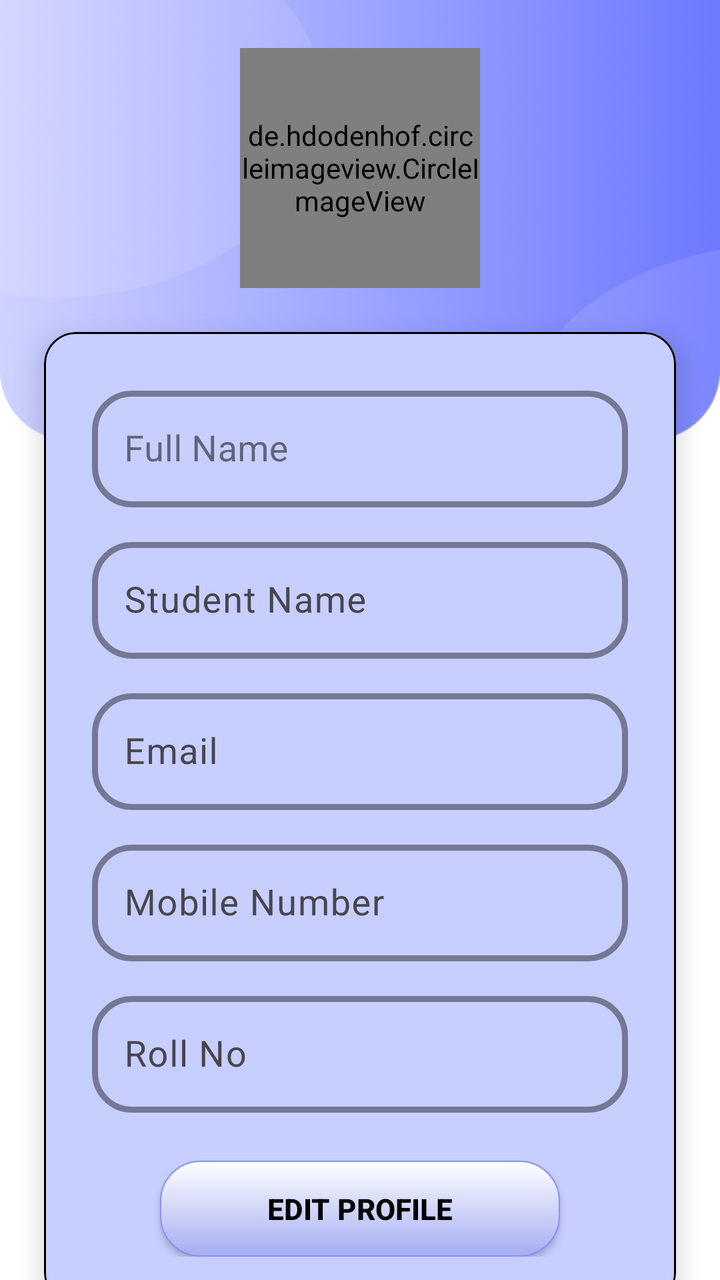
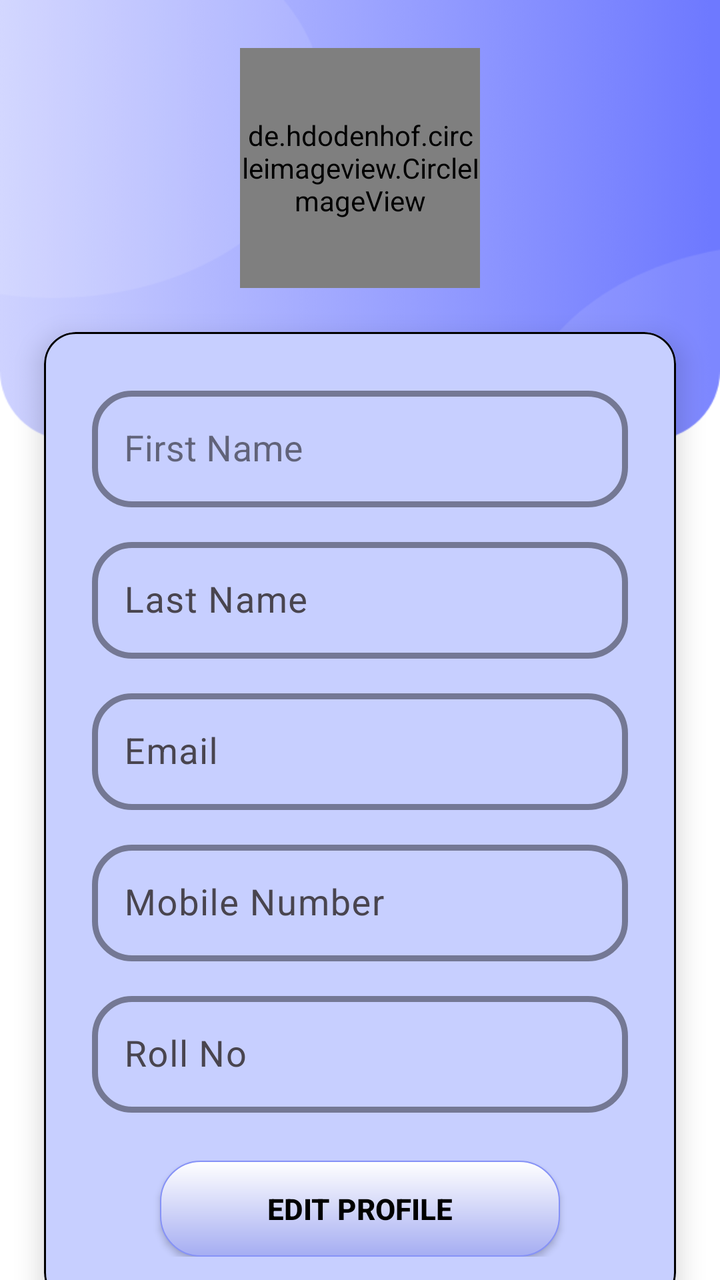

Before-and-after screenshots of an Android layout around one commit, followed by the original layout XML and the change that was made.
<!-- AndroidManifest.xml: application theme Theme.TSTAR -->
<!-- res/layout/fragment_s_profile_.xml -->
<?xml version="1.0" encoding="utf-8"?>
<androidx.constraintlayout.widget.ConstraintLayout
    xmlns:android="http://schemas.android.com/apk/res/android"
    xmlns:app="http://schemas.android.com/apk/res-auto"
    xmlns:tools="http://schemas.android.com/tools"
    android:id="@+id/profile_root"
    android:layout_width="match_parent"
    android:layout_height="match_parent"
    android:background="@color/white"
    tools:context=".STUDENTACTIVITIES.SFragment.S_Profile_Fragment">

    
    <View
        android:id="@+id/header_bg"
        android:layout_width="0dp"
        android:layout_height="220dp"
        android:background="@drawable/s_classes_top_background"
        app:layout_constraintTop_toTopOf="parent"
        app:layout_constraintStart_toStartOf="parent"
        app:layout_constraintEnd_toEndOf="parent" />

    
    <de.hdodenhof.circleimageview.CircleImageView
        android:id="@+id/ivProfilePic"
        android:layout_width="120dp"
        android:layout_height="120dp"
        android:layout_marginTop="24dp"
        android:src="@drawable/baseline_person_24"
        android:scaleType="centerCrop"
        android:background="@drawable/icon_circle_bg"
        android:clickable="true"
        android:focusable="true"
        app:civ_border_width="2dp"
        app:civ_border_color="?attr/colorPrimary"
        app:layout_constraintTop_toTopOf="parent"
        app:layout_constraintStart_toStartOf="parent"
        app:layout_constraintEnd_toEndOf="parent" />

    
    <androidx.core.widget.NestedScrollView
        android:id="@+id/profileScroll"
        android:layout_width="0dp"
        android:layout_height="0dp"
        android:fillViewport="true"
        app:layout_constraintTop_toBottomOf="@id/ivProfilePic"
        app:layout_constraintStart_toStartOf="parent"
        app:layout_constraintEnd_toEndOf="parent"
        app:layout_constraintBottom_toBottomOf="parent">

        <LinearLayout
            android:layout_width="match_parent"
            android:layout_height="wrap_content"
            android:orientation="vertical"
            android:paddingBottom="16dp"
            android:padding="6dp">

            
            <com.google.android.material.card.MaterialCardView
                android:id="@+id/cardProfile"
                android:layout_width="match_parent"
                android:layout_height="wrap_content"
                android:layout_marginStart="16dp"
                android:layout_marginEnd="16dp"
                android:layout_marginTop="16dp"
                android:backgroundTint="@color/light_lavender_for_cards"
                app:cardCornerRadius="16dp"
                app:cardElevation="8dp"
                app:strokeColor="@color/black">

                <LinearLayout
                    android:layout_width="match_parent"
                    android:layout_height="wrap_content"
                    android:orientation="vertical"
                    android:padding="24dp">

                    
                    <com.google.android.material.textfield.TextInputLayout
                        style="@style/Widget.MaterialComponents.TextInputLayout.OutlinedBox"
                        android:layout_width="match_parent"
                        android:layout_height="wrap_content"
                        app:boxStrokeColor="@color/black"
                        app:boxStrokeWidth="3dp"
                        app:boxCornerRadiusBottomEnd="20sp"
                        app:boxCornerRadiusBottomStart="20sp"
                        app:boxCornerRadiusTopEnd="20sp"
                        app:boxCornerRadiusTopStart="20sp"
                        android:hint="Full Name">

                        <com.google.android.material.textfield.TextInputEditText
                            android:id="@+id/etFullName"
                            android:layout_width="match_parent"
                            android:layout_height="wrap_content"
                            android:textSize="18sp"
                            android:textColor="@color/black"
                            android:enabled="false"
                            android:inputType="textCapWords" />
                    </com.google.android.material.textfield.TextInputLayout>

                    
                    <com.google.android.material.textfield.TextInputLayout
                        style="?attr/textInputOutlinedStyle"
                        android:layout_width="match_parent"
                        android:layout_height="wrap_content"
                        android:layout_marginTop="12dp"
                        app:boxStrokeColor="@color/black"
                        app:boxStrokeWidth="3dp"
                        app:boxCornerRadiusBottomEnd="20sp"
                        app:boxCornerRadiusBottomStart="20sp"
                        app:boxCornerRadiusTopEnd="20sp"
                        app:boxCornerRadiusTopStart="20sp"
                        android:hint="Student Name">

                        <com.google.android.material.textfield.TextInputEditText
                            android:id="@+id/etUserName"
                            android:layout_width="match_parent"
                            android:layout_height="wrap_content"
                            android:textSize="18sp"
                            android:textColor="@color/black"
                            android:enabled="false"
                            android:inputType="text" />
                    </com.google.android.material.textfield.TextInputLayout>

                    
                    <com.google.android.material.textfield.TextInputLayout
                        style="?attr/textInputOutlinedStyle"
                        android:layout_width="match_parent"
                        android:layout_height="wrap_content"
                        android:layout_marginTop="12dp"
                        app:boxStrokeColor="@color/black"
                        app:boxStrokeWidth="3dp"
                        app:boxCornerRadiusBottomEnd="20sp"
                        app:boxCornerRadiusBottomStart="20sp"
                        app:boxCornerRadiusTopEnd="20sp"
                        app:boxCornerRadiusTopStart="20sp"
                        android:hint="Email">

                        <com.google.android.material.textfield.TextInputEditText
                            android:id="@+id/etEmail"
                            android:layout_width="match_parent"
                            android:layout_height="wrap_content"
                            android:textSize="18sp"
                            android:textColor="@color/black"
                            android:enabled="false"
                            android:inputType="textEmailAddress" />
                    </com.google.android.material.textfield.TextInputLayout>

                    
                    <com.google.android.material.textfield.TextInputLayout
                        style="?attr/textInputOutlinedStyle"
                        android:layout_width="match_parent"
                        android:layout_height="wrap_content"
                        android:layout_marginTop="12dp"
                        app:boxStrokeColor="@color/black"
                        app:boxStrokeWidth="3dp"
                        app:boxCornerRadiusBottomEnd="20sp"
                        app:boxCornerRadiusBottomStart="20sp"
                        app:boxCornerRadiusTopEnd="20sp"
                        app:boxCornerRadiusTopStart="20sp"
                        android:hint="Mobile Number">

                        <com.google.android.material.textfield.TextInputEditText
                            android:id="@+id/etMobile"
                            android:layout_width="match_parent"
                            android:layout_height="wrap_content"
                            android:textSize="18sp"
                            android:textColor="@color/black"
                            android:enabled="false"
                            android:inputType="phone"
                            android:maxLength="10" />
                    </com.google.android.material.textfield.TextInputLayout>

                    
                    <com.google.android.material.textfield.TextInputLayout
                        style="?attr/textInputOutlinedStyle"
                        android:layout_width="match_parent"
                        android:layout_height="wrap_content"
                        android:layout_marginTop="12dp"
                        app:boxStrokeColor="@color/black"
                        app:boxStrokeWidth="3dp"
                        app:boxCornerRadiusBottomEnd="20sp"
                        app:boxCornerRadiusBottomStart="20sp"
                        app:boxCornerRadiusTopEnd="20sp"
                        app:boxCornerRadiusTopStart="20sp"
                        android:hint="Roll No">

                        <com.google.android.material.textfield.TextInputEditText
                            android:id="@+id/etRollNo"
                            android:layout_width="match_parent"
                            android:layout_height="wrap_content"
                            android:textSize="18sp"
                            android:textColor="@color/black"
                            android:enabled="false"
                            android:inputType="text" />
                    </com.google.android.material.textfield.TextInputLayout>

                    
                    <androidx.appcompat.widget.AppCompatButton
                        android:id="@+id/btnEditProfile"
                        android:layout_width="200dp"
                        android:layout_height="wrap_content"
                        android:layout_gravity="center"
                        android:layout_marginTop="24dp"
                        android:background="@drawable/s_btn_bg_shape"
                        android:text="Edit Profile"
                        android:textColor="@color/black"
                        android:textStyle="bold"
                        android:textSize="14.5dp"/>
                </LinearLayout>
            </com.google.android.material.card.MaterialCardView>

            
            <com.google.android.material.card.MaterialCardView
                android:id="@+id/cardAccount"
                android:layout_width="match_parent"
                android:layout_height="wrap_content"
                android:layout_marginStart="16dp"
                android:layout_marginEnd="16dp"
                android:layout_marginTop="16dp"
                android:layout_marginBottom="16dp"
                android:backgroundTint="@color/light_lavender_for_cards"
                app:cardCornerRadius="16dp"
                app:cardElevation="6dp"
                app:strokeColor="@color/black">

                <LinearLayout
                    android:layout_width="match_parent"
                    android:layout_height="wrap_content"
                    android:orientation="vertical"
                    android:padding="20dp">

                    <TextView
                        android:id="@+id/tvAccountTitle"
                        android:layout_width="wrap_content"
                        android:layout_height="wrap_content"
                        android:text="Account and Settings"
                        android:textStyle="bold"
                        android:textSize="16sp"
                        android:textColor="@color/black" />

                    
                    <LinearLayout
                        android:id="@+id/rowChangePassword"
                        android:layout_width="match_parent"
                        android:layout_height="wrap_content"
                        android:layout_marginTop="16dp"
                        android:gravity="center_vertical"
                        android:paddingVertical="4dp"
                        android:clickable="true"
                        android:foreground="?attr/selectableItemBackground"
                        android:orientation="horizontal">

                        <ImageView
                            android:layout_width="24dp"
                            android:layout_height="24dp"
                            android:src="@drawable/s_lock_password" />

                        <TextView
                            android:layout_width="wrap_content"
                            android:layout_height="wrap_content"
                            android:layout_marginStart="12dp"
                            android:text="Change Password"
                            android:textSize="14sp"
                            android:textColor="@color/black" />
                    </LinearLayout>

                    
                    <LinearLayout
                        android:id="@+id/rowSettings"
                        android:layout_width="match_parent"
                        android:layout_height="wrap_content"
                        android:layout_marginTop="8dp"
                        android:gravity="center_vertical"
                        android:paddingVertical="4dp"
                        android:clickable="true"
                        android:foreground="?attr/selectableItemBackground"
                        android:orientation="horizontal">

                        <ImageView
                            android:layout_width="24dp"
                            android:layout_height="24dp"
                            android:src="@drawable/s_setting" />

                        <TextView
                            android:layout_width="wrap_content"
                            android:layout_height="wrap_content"
                            android:layout_marginStart="12dp"
                            android:text="Settings"
                            android:textSize="14sp"
                            android:textColor="@color/black" />
                    </LinearLayout>

                    
                    <LinearLayout
                        android:id="@+id/rowDeleteAccount"
                        android:layout_width="match_parent"
                        android:layout_height="wrap_content"
                        android:layout_marginTop="8dp"
                        android:gravity="center_vertical"
                        android:paddingVertical="4dp"
                        android:clickable="true"
                        android:foreground="?attr/selectableItemBackground"
                        android:orientation="horizontal">

                        <ImageView
                            android:layout_width="24dp"
                            android:layout_height="24dp"
                            android:src="@drawable/s_delete_account" />

                        <TextView
                            android:layout_width="wrap_content"
                            android:layout_height="wrap_content"
                            android:layout_marginStart="12dp"
                            android:text="Delete Account"
                            android:textSize="14sp"
                            android:textColor="@android:color/holo_red_dark" />
                    </LinearLayout>

                    
                    <LinearLayout
                        android:id="@+id/rowLogout"
                        android:layout_width="match_parent"
                        android:layout_height="wrap_content"
                        android:layout_marginTop="8dp"
                        android:gravity="center_vertical"
                        android:paddingVertical="4dp"
                        android:clickable="true"
                        android:foreground="?attr/selectableItemBackground"
                        android:orientation="horizontal">

                        <ImageView
                            android:layout_width="24dp"
                            android:layout_height="24dp"
                            android:src="@drawable/s_logout_account" />

                        <TextView
                            android:layout_width="wrap_content"
                            android:layout_height="wrap_content"
                            android:layout_marginStart="12dp"
                            android:text="Logout"
                            android:textSize="14sp"
                            android:textColor="@android:color/holo_red_dark" />
                    </LinearLayout>

                </LinearLayout>
            </com.google.android.material.card.MaterialCardView>

        </LinearLayout>
    </androidx.core.widget.NestedScrollView>

</androidx.constraintlayout.widget.ConstraintLayout>
<!-- resources referenced by this layout -->
<resources>
  <color name="black">#FF000000</color>
  <color name="light_lavender_for_cards">#C7CFFF</color>
  <color name="white">#FFFFFF</color>
  <!-- drawable baseline_person_24 (drawable) -->
  <vector xmlns:android="http://schemas.android.com/apk/res/android" android:height="24dp" android:tint="#800909" android:viewportHeight="24" android:viewportWidth="24" android:width="24dp">
        
      <path android:fillColor="@android:color/white" android:pathData="M12,12c2.21,0 4,-1.79 4,-4s-1.79,-4 -4,-4 -4,1.79 -4,4 1.79,4 4,4zM12,14c-2.67,0 -8,1.34 -8,4v2h16v-2c0,-2.66 -5.33,-4 -8,-4z"/>
      
  </vector>
  <!-- drawable icon_circle_bg (drawable) -->
  <?xml version="1.0" encoding="utf-8"?>
  <shape xmlns:android="http://schemas.android.com/apk/res/android" android:shape="oval">
      <size android:width="56dp" android:height="56dp"/>
      <solid android:color="@color/light_lavender_for_cards"/>
      <stroke android:color="@color/Lavender" android:width="0.5dp" android:dashGap="@dimen/cardview_compat_inset_shadow"> </stroke>
  </shape>
  <!-- drawable s_btn_bg_shape (drawable) -->
  <?xml version="1.0" encoding="utf-8"?>
  <shape
      xmlns:android="http://schemas.android.com/apk/res/android"
      android:shape="rectangle">
  
      <stroke
          android:width="0.8dp"
          android:color="@color/Lavender"/>
      <corners
          android:radius="20dp"/>
  
      <gradient
          android:startColor="#A5ADF2"
          android:endColor="@color/white"
          android:angle="90"/>
  
  
  
  
  </shape>
  <!-- drawable s_delete_account (drawable) -->
  <vector xmlns:android="http://schemas.android.com/apk/res/android" android:height="24dp" android:tint="#000000" android:viewportHeight="24" android:viewportWidth="24" android:width="24dp">
        
      <path android:fillColor="@android:color/white" android:pathData="M6,19c0,1.1 0.9,2 2,2h8c1.1,0 2,-0.9 2,-2V7H6v12zM19,4h-3.5l-1,-1h-5l-1,1H5v2h14V4z"/>
      
  </vector>
  <!-- drawable s_lock_password (drawable) -->
  <vector xmlns:android="http://schemas.android.com/apk/res/android" android:height="24dp" android:tint="#000000" android:viewportHeight="24" android:viewportWidth="24" android:width="24dp">
        
      <path android:fillColor="@android:color/white" android:pathData="M18,8h-1L17,6c0,-2.76 -2.24,-5 -5,-5S7,3.24 7,6v2L6,8c-1.1,0 -2,0.9 -2,2v10c0,1.1 0.9,2 2,2h12c1.1,0 2,-0.9 2,-2L20,10c0,-1.1 -0.9,-2 -2,-2zM12,17c-1.1,0 -2,-0.9 -2,-2s0.9,-2 2,-2 2,0.9 2,2 -0.9,2 -2,2zM15.1,8L8.9,8L8.9,6c0,-1.71 1.39,-3.1 3.1,-3.1 1.71,0 3.1,1.39 3.1,3.1v2z"/>
      
  </vector>
  <!-- drawable s_logout_account (drawable) -->
  <vector xmlns:android="http://schemas.android.com/apk/res/android" android:autoMirrored="true" android:height="24dp" android:tint="#000000" android:viewportHeight="24" android:viewportWidth="24" android:width="24dp">
        
      <path android:fillColor="@android:color/white" android:pathData="M17,7l-1.41,1.41L18.17,11H8v2h10.17l-2.58,2.58L17,17l5,-5zM4,5h8V3H4c-1.1,0 -2,0.9 -2,2v14c0,1.1 0.9,2 2,2h8v-2H4V5z"/>
      
  </vector>
  <style name="Theme.TSTAR" parent="Base.Theme.TSTAR" />
  <color name="Lavender">#8692f7</color>
  <style name="Base.Theme.TSTAR" parent="Theme.Material3.DayNight.NoActionBar">
          
          
      </style>
  <!-- unchanged entries left out for length: 2 -->
</resources>

<!-- the commit's change to res/layout/fragment_s_profile_.xml (unified diff, before → after) -->
@@ -84,7 +84,7 @@
                         app:boxCornerRadiusBottomStart="20sp"
                         app:boxCornerRadiusTopEnd="20sp"
                         app:boxCornerRadiusTopStart="20sp"
-                        android:hint="Full Name">
+                        android:hint="First Name">
 
                         <com.google.android.material.textfield.TextInputEditText
                             android:id="@+id/etFullName"
@@ -108,7 +108,7 @@
                         app:boxCornerRadiusBottomStart="20sp"
                         app:boxCornerRadiusTopEnd="20sp"
                         app:boxCornerRadiusTopStart="20sp"
-                        android:hint="Student Name">
+                        android:hint="Last Name">
 
                         <com.google.android.material.textfield.TextInputEditText
                             android:id="@+id/etUserName"
